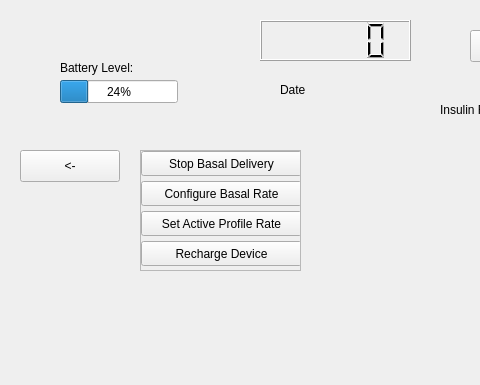
First picture: the form in COMP3004-FinalProject/mainwindow.ui, repository cgawdzik/COMP3004-TeamProject, before the edit; both pictures show x 0 to 480 and y 0 to 385 of the 820 by 818 pixel window.
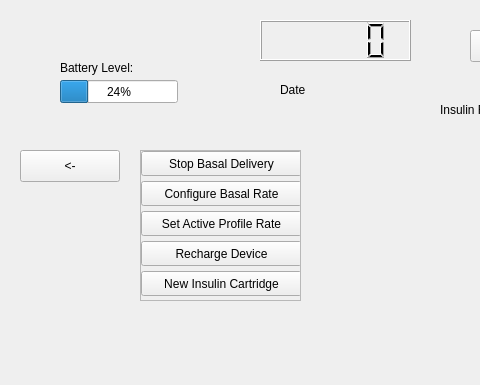
Second picture: the form after the edit. The open tabs and pages were chosen to show the change. Icons and pictures are not drawn.

Commit message: new insulin cartridge functionality

Diff of the .ui file:
```diff
--- a/COMP3004-FinalProject/mainwindow.ui
+++ b/COMP3004-FinalProject/mainwindow.ui
@@ -849,7 +849,7 @@
         <x>130</x>
         <y>10</y>
         <width>161</width>
-        <height>121</height>
+        <height>151</height>
        </rect>
       </property>
       <property name="widgetResizable">
@@ -861,7 +861,7 @@
          <x>0</x>
          <y>0</y>
          <width>159</width>
-         <height>119</height>
+         <height>149</height>
         </rect>
        </property>
        <widget class="QPushButton" name="StopBasalButton">
@@ -916,6 +916,19 @@
          <string>Set Active Profile Rate</string>
         </property>
        </widget>
+       <widget class="QPushButton" name="ChangeCartridgeButton">
+        <property name="geometry">
+         <rect>
+          <x>0</x>
+          <y>120</y>
+          <width>161</width>
+          <height>25</height>
+         </rect>
+        </property>
+        <property name="text">
+         <string>New Insulin Cartridge</string>
+        </property>
+       </widget>
       </widget>
      </widget>
      <widget class="QPushButton" name="PumpSettingsBackButton">
```
Left out of the diff: 2 changed lines with no effect on the pictures. The commit also changes 1 other file.
